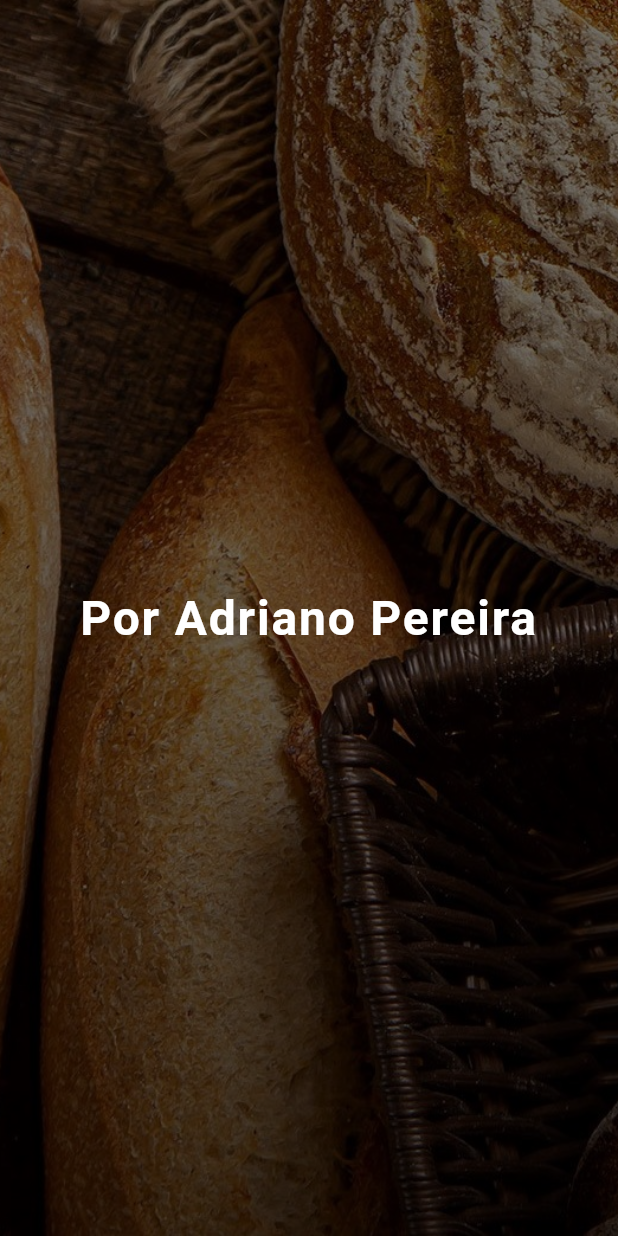
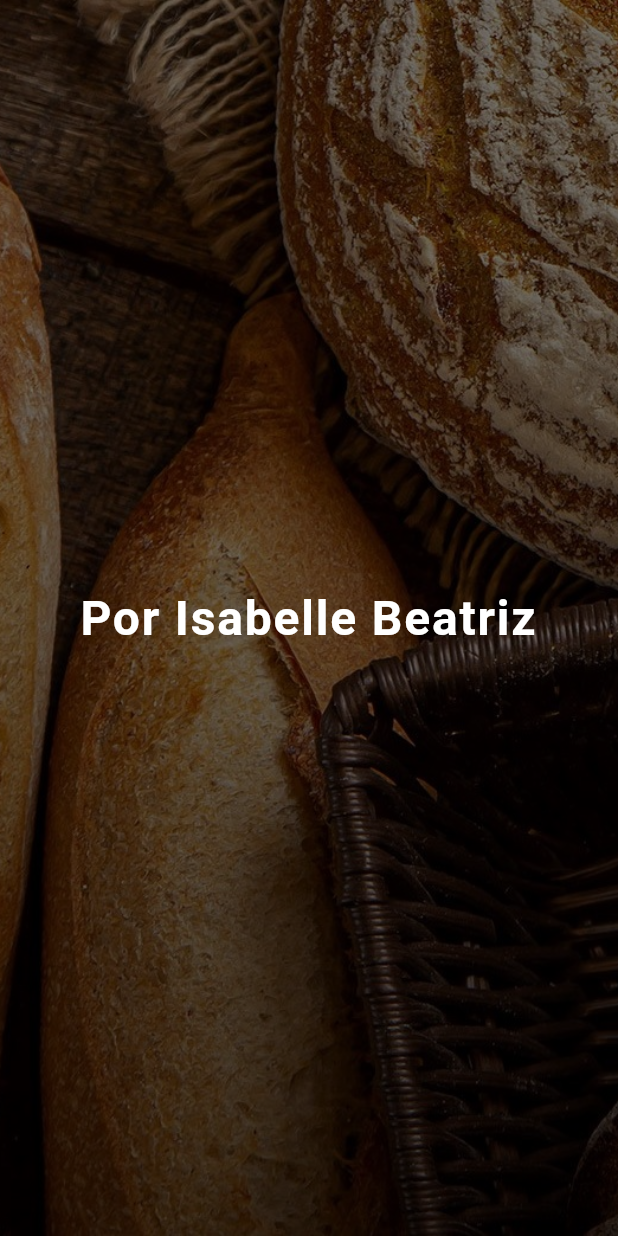
Before and after one commit to Adriano2485/curriculo, a Flutter app: the SplashTwo widget shown alone on an empty page, opened directly, on a phone screen of 412 x 824 dp. Run offline on Flutter 3.47's test engine with Material 3 defaults, Android fonts, the light colour scheme and no system bars; Roboto replaces fonts that are missing (Arial).

Commit message:
Update main.dart

```diff
--- a/lib/main.dart
+++ b/lib/main.dart
@@ -117,7 +117,7 @@ class _SplashTwoState extends State<SplashTwo> {
 
   @override
   Widget build(BuildContext context) {
-    return const SplashLayout(text: 'Por Adriano Pereira');
+    return const SplashLayout(text: 'Por Isabelle Beatriz');
   }
 }
 
```
